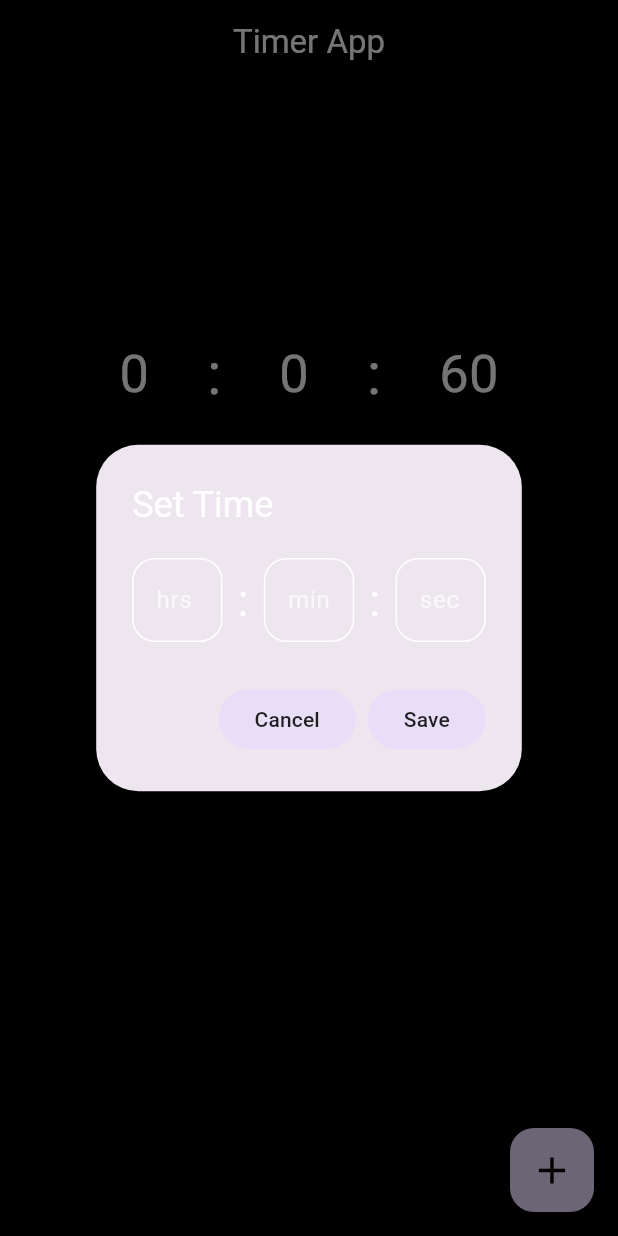
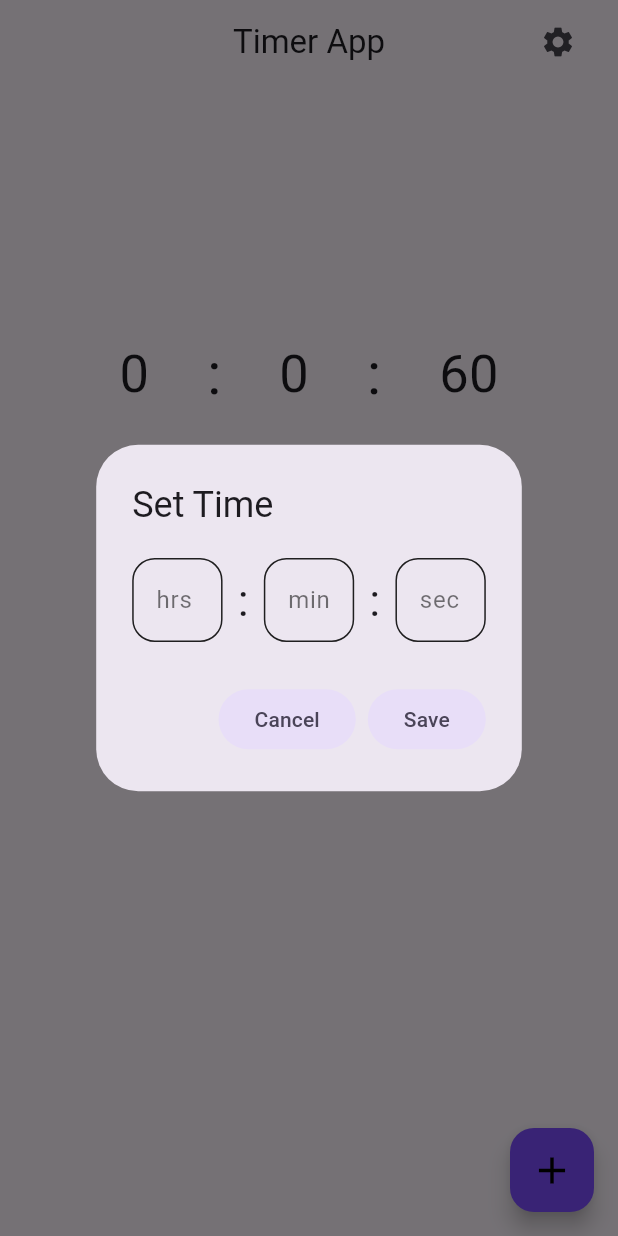
Before and after one commit to Aum-Patel1234/Flutter-Projects, a Flutter app: the screen it shows after launch, after a tap on the "add" icon, on a phone screen of 412 x 824 dp. Run offline on Flutter 3.47's test engine with Material 3 defaults, Android fonts, the phone set to English and light mode, and no system bars; our stand-ins replace equatable, flutter_bloc, weather.

Commit message:
Modified Timer app - added dark and light mode

```diff
--- /dev/null
+++ b/flutter_application_timerapp/lib/bloc/ModeBloc/mode_bloc.dart
@@ -0,0 +1,12 @@
+
+import 'package:flutter_application_timerapp/bloc/ModeBloc/mode_event.dart';
+import 'package:flutter_application_timerapp/bloc/ModeBloc/mode_state.dart';
+import 'package:flutter_bloc/flutter_bloc.dart';
+
+class ModeBloc extends Bloc<ModeEvent,ModeState>{
+  ModeBloc():super(ModeState(isDarkMode: false)){
+    on<ChangeEvent>((event, emit) {
+      emit(ModeState(isDarkMode: !state.isDarkMode));
+    },);
+  }
+}
--- /dev/null
+++ b/flutter_application_timerapp/lib/bloc/ModeBloc/mode_event.dart
@@ -0,0 +1,4 @@
+
+class ModeEvent{}
+
+class ChangeEvent extends ModeEvent{}
--- /dev/null
+++ b/flutter_application_timerapp/lib/bloc/ModeBloc/mode_state.dart
@@ -0,0 +1,6 @@
+
+class ModeState{
+  final bool isDarkMode;
+
+  ModeState({required this.isDarkMode});
+}
--- a/flutter_application_timerapp/lib/bloc/timer_bloc.dart
+++ b/flutter_application_timerapp/lib/bloc/TimerBloc/timer_bloc.dart
@@ -1,7 +1,7 @@
 import 'dart:async';
 
-import 'package:flutter_application_timerapp/bloc/timer_event.dart';
-import 'package:flutter_application_timerapp/bloc/timer_state.dart';
+import 'package:flutter_application_timerapp/bloc/TimerBloc/timer_event.dart';
+import 'package:flutter_application_timerapp/bloc/TimerBloc/timer_state.dart';
 import 'package:flutter_application_timerapp/widgets/Ticker.dart';
 import 'package:flutter_bloc/flutter_bloc.dart';
 
--- a/flutter_application_timerapp/lib/bloc/timer_state.dart
+++ b/flutter_application_timerapp/lib/bloc/TimerBloc/timer_state.dart
@@ -10,7 +10,7 @@ abstract class TimerState extends Equatable{
 }
 
 class TimerInitial extends TimerState{
-  TimerInitial({required super.hrs, required super.minutes, required super.seconds});
+  const TimerInitial({required super.hrs, required super.minutes, required super.seconds});
 
   @override
   List<Object?> get props => [hrs,minutes,seconds];
--- a/flutter_application_timerapp/lib/main.dart
+++ b/flutter_application_timerapp/lib/main.dart
@@ -1,7 +1,10 @@
 import 'package:flutter/material.dart';
-import 'package:flutter_application_timerapp/bloc/timer_bloc.dart';
+import 'package:flutter_application_timerapp/bloc/ModeBloc/mode_bloc.dart';
+import 'package:flutter_application_timerapp/bloc/ModeBloc/mode_state.dart';
+import 'package:flutter_application_timerapp/bloc/TimerBloc/timer_bloc.dart';
 import 'package:flutter_application_timerapp/sceens/HomePage.dart';
 import 'package:flutter_bloc/flutter_bloc.dart';
+
 
 void main() {
   runApp(const MyApp());
@@ -12,17 +15,26 @@ class MyApp extends StatelessWidget {
 
   @override
   Widget build(BuildContext context) {
-    return BlocProvider(
-      create: (context) => TimerBloc(),
-      child: MaterialApp(
-        title: 'Flutter Demo',
-        theme: ThemeData(
-          colorScheme: ColorScheme.fromSeed(seedColor: Colors.deepPurple),
-          useMaterial3: true,
-          scaffoldBackgroundColor: Colors.black,
-          dialogBackgroundColor: Colors.purpleAccent,
-        ),
-        home: const HomePage(),
+    return MultiBlocProvider(
+      providers: [
+        BlocProvider(create: (context) => TimerBloc()),
+        BlocProvider(create: (context) => ModeBloc()),
+      ],
+      child: BlocBuilder<ModeBloc, ModeState>(
+        builder: (context, state) {
+          return MaterialApp(
+            title: 'Flutter Demo',
+            theme: state.isDarkMode
+                ? ThemeData.dark(
+                    useMaterial3: true,
+                  )
+                : ThemeData.light(
+                    useMaterial3: true,
+                  ),
+            debugShowCheckedModeBanner: false,
+            home: const HomePage(),
+          );
+        },
       ),
     );
   }
--- a/flutter_application_timerapp/lib/sceens/HomePage.dart
+++ b/flutter_application_timerapp/lib/sceens/HomePage.dart
@@ -1,7 +1,8 @@
 import 'package:flutter/material.dart';
-import 'package:flutter_application_timerapp/bloc/timer_bloc.dart';
-import 'package:flutter_application_timerapp/bloc/timer_event.dart';
+import 'package:flutter_application_timerapp/bloc/TimerBloc/timer_bloc.dart';
+import 'package:flutter_application_timerapp/bloc/TimerBloc/timer_event.dart';
 import 'package:flutter_application_timerapp/widgets/CustomAlertDialog.dart';
+import 'package:flutter_application_timerapp/widgets/SettingsButton.dart';
 import 'package:flutter_application_timerapp/widgets/DisplayButtons.dart';
 import 'package:flutter_application_timerapp/widgets/TimeSections.dart';
 import 'package:flutter_bloc/flutter_bloc.dart';
@@ -15,12 +16,11 @@ class HomePage extends StatelessWidget {
     double height = MediaQuery.of(context).size.height;
     return Scaffold(
       appBar: AppBar(
-        backgroundColor: Colors.black12,
         title: const Text(
           'Timer App',
-          style: TextStyle(color: Colors.white),
         ),
         centerTitle: true,
+        actions: const [ SettingsButton(),],
       ),
       body: Column(
         children: [
@@ -35,6 +35,7 @@ class HomePage extends StatelessWidget {
         ],
       ),
       floatingActionButton: FloatingActionButton(
+        backgroundColor: Colors.deepPurpleAccent,
         onPressed: (){
           showDialog<List<int>>(
             context: context,
--- a/flutter_application_timerapp/lib/widgets/Buttons/PauseButton.dart
+++ b/flutter_application_timerapp/lib/widgets/Buttons/PauseButton.dart
@@ -19,7 +19,6 @@ class PauseButton extends StatelessWidget {
         onTap: onTap,
         child: const Icon(
           Icons.pause,
-          color: Colors.white,
           size: 35,
         ),
       ),
--- a/flutter_application_timerapp/lib/widgets/Buttons/PlayButton.dart
+++ b/flutter_application_timerapp/lib/widgets/Buttons/PlayButton.dart
@@ -19,7 +19,6 @@ class PlayButton extends StatelessWidget {
         onTap: onTap,
         child: const Icon(
           Icons.play_arrow,
-          color: Colors.white,
           size: 35,
         ),
       ),
--- a/flutter_application_timerapp/lib/widgets/CustomAlertDialog.dart
+++ b/flutter_application_timerapp/lib/widgets/CustomAlertDialog.dart
@@ -13,7 +13,6 @@ class CustomAlertDialog extends StatelessWidget{
      return AlertDialog(
         title: const Text(
           'Set Time',
-          style: TextStyle(color: Colors.white),
         ),
         content: Row(
           children: [
@@ -24,7 +23,7 @@ class CustomAlertDialog extends StatelessWidget{
               padding: EdgeInsets.all(10.0),
               child: Text(
                 ':',
-                style: TextStyle(color: Colors.white,fontSize: 30),
+                style: TextStyle(fontSize: 30),
               ),
             ),
             Expanded(
@@ -34,7 +33,7 @@ class CustomAlertDialog extends StatelessWidget{
               padding: EdgeInsets.all(10.0),
               child: Text(
                 ':',
-                style: TextStyle(color: Colors.white,fontSize: 30),
+                style: TextStyle(fontSize: 30),
               ),
             ),
             Expanded(
@@ -49,7 +48,6 @@ class CustomAlertDialog extends StatelessWidget{
             },
             child: const Text(
               'Cancel',
-              style: TextStyle(color: Colors.black87),
             ),
           ),
           FilledButton.tonal(
@@ -59,7 +57,6 @@ class CustomAlertDialog extends StatelessWidget{
             },
             child: const Text(
               'Save',
-              style: TextStyle(color: Colors.black87),
             ),
           )
         ],
--- a/flutter_application_timerapp/lib/widgets/CustomTextField.dart
+++ b/flutter_application_timerapp/lib/widgets/CustomTextField.dart
@@ -15,25 +15,23 @@ class CustomTextField extends StatelessWidget {
   Widget build(BuildContext context) {
     return TextField(
       controller: controller,
-      style: const TextStyle(color: Colors.white),
       keyboardType: TextInputType.number,
       decoration: InputDecoration(
         hintText: hintText,
-        hintStyle: const TextStyle(color: Colors.white54),
         label: Text(
           hintText,
-          style: const TextStyle(color: Colors.white70),
+          style :TextStyle(color:Theme.of(context).brightness == Brightness.dark? Colors.white54 : Colors.black54),
         ),
         focusedBorder: OutlineInputBorder(
-          borderSide: const BorderSide(
-            color: Colors.white,
+          borderSide:  BorderSide(
+            color: Theme.of(context).brightness == Brightness.dark? Colors.white: Colors.black87,
             width: 3,
           ),
           borderRadius: BorderRadius.circular(15),
         ),
         enabledBorder: OutlineInputBorder(
-          borderSide: const BorderSide(
-            color: Colors.white,
+          borderSide: BorderSide(
+            color: Theme.of(context).brightness == Brightness.dark? Colors.white: Colors.black87,
           ),
           borderRadius: BorderRadius.circular(15),
         ),
--- a/flutter_application_timerapp/lib/widgets/DisplayButtons.dart
+++ b/flutter_application_timerapp/lib/widgets/DisplayButtons.dart
@@ -1,7 +1,7 @@
 import 'package:flutter/material.dart';
-import 'package:flutter_application_timerapp/bloc/timer_bloc.dart';
-import 'package:flutter_application_timerapp/bloc/timer_event.dart';
-import 'package:flutter_application_timerapp/bloc/timer_state.dart';
+import 'package:flutter_application_timerapp/bloc/TimerBloc/timer_bloc.dart';
+import 'package:flutter_application_timerapp/bloc/TimerBloc/timer_event.dart';
+import 'package:flutter_application_timerapp/bloc/TimerBloc/timer_state.dart';
 import 'package:flutter_application_timerapp/widgets/Buttons/PauseButton.dart';
 import 'package:flutter_application_timerapp/widgets/Buttons/PlayButton.dart';
 import 'package:flutter_application_timerapp/widgets/Buttons/ResetButton.dart';
--- /dev/null
+++ b/flutter_application_timerapp/lib/widgets/SettingsButton.dart
@@ -0,0 +1,26 @@
+import 'package:flutter/material.dart';
+import 'package:flutter_application_timerapp/sceens/Settings.dart';
+
+class SettingsButton extends StatelessWidget {
+  const SettingsButton({super.key});
+
+  @override
+  Widget build(BuildContext context) {
+    return Padding(
+      padding: const EdgeInsets.fromLTRB(0, 0, 20, 0),
+      child: Container(
+        width: 40,
+        height: 40,
+        decoration: const BoxDecoration(
+          shape: BoxShape.circle,
+        ),
+        child: IconButton(
+          onPressed: (){
+            Navigator.push(context, MaterialPageRoute(builder: (context) => const Settings()));
+          },
+          icon: const Icon(Icons.settings),
+        ),
+      ),
+    );
+  }
+}
--- a/flutter_application_timerapp/lib/widgets/TimeSections.dart
+++ b/flutter_application_timerapp/lib/widgets/TimeSections.dart
@@ -1,6 +1,6 @@
 import 'package:flutter/material.dart';
-import 'package:flutter_application_timerapp/bloc/timer_bloc.dart';
-import 'package:flutter_application_timerapp/bloc/timer_state.dart';
+import 'package:flutter_application_timerapp/bloc/TimerBloc/timer_bloc.dart';
+import 'package:flutter_application_timerapp/bloc/TimerBloc/timer_state.dart';
 import 'package:flutter_bloc/flutter_bloc.dart';
 
 class TimeSections extends StatelessWidget {
@@ -24,23 +24,23 @@ class TimeSections extends StatelessWidget {
               children: [
                 Text(
                   state.hrs.toString(),
-                  style: const TextStyle(color: Colors.white, fontSize: 35),
+                  style: const TextStyle( fontSize: 35),
                 ),
                 const Text(
                   ':',
-                  style: TextStyle(color: Colors.white, fontSize: 40),
+                  style: TextStyle( fontSize: 40),
                 ),
                 Text(
                   state.minutes.toString(),
-                  style: const TextStyle(color: Colors.white, fontSize: 35),
+                  style: const TextStyle( fontSize: 35),
                 ),
                 const Text(
                   ':',
-                  style: TextStyle(color: Colors.white, fontSize: 40),
+                  style: TextStyle( fontSize: 40),
                 ),
                 Text(
                   state.seconds.toString(),
-                  style: const TextStyle(color: Colors.white, fontSize: 35),
+                  style: const TextStyle( fontSize: 35),
                 ),
               ],
             ),
```
Also changed, not shown: flutter_application_timerapp/lib/sceens/Settings.dart (added, +38 -0 lines), flutter_application_timerapp/lib/widgets/Buttons/ResetButton.dart (+7 -6 lines), flutter_application_timerapp/lib/widgets/SettingsTile.dart (added, +46 -0 lines), flutter_application_timerapp/lib/bloc/TimerBloc/timer_event.dart (renamed from flutter_application_timerapp/lib/bloc/timer_event.dart).
